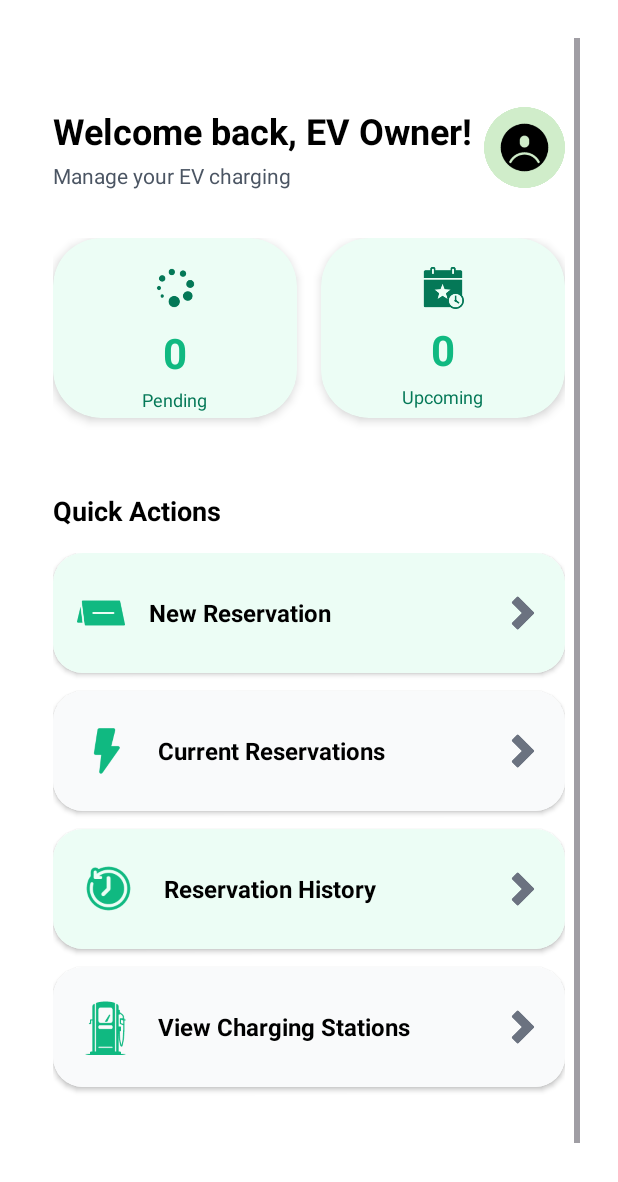
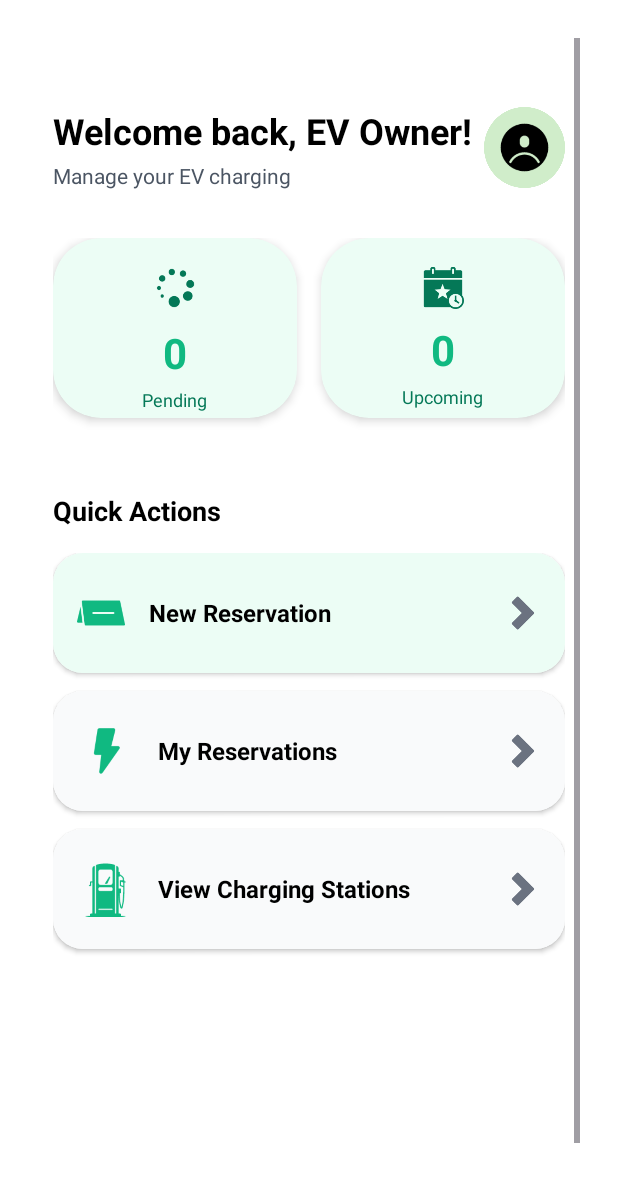
Before and after one commit to Sachintha-Dinuranga/VoltReserve-mobile, an Android app: the DashboardActivity screen opened directly, with no data from a screen before it, on a phone screen of 412 x 824 dp. Shown: the top 1182 px of the screen. Run offline under Robolectric (Android 15) with nearby library versions, the phone set to English and light mode, and no system bars; network calls fail.

Commit message:
dashboard fixes

```diff
--- a/app/src/main/java/com/example/voltreserve/DashboardActivity.kt
+++ b/app/src/main/java/com/example/voltreserve/DashboardActivity.kt
@@ -21,15 +21,15 @@ class DashboardActivity : AppCompatActivity() {
         binding.tvWelcome.text = "Welcome back, EV Owner!"
 
         // Click listeners for tiles
-        binding.tileNewReservation.setOnClickListener {
+        binding.tileProfile.setOnClickListener {
             startActivity(Intent(this, OwnerProfileActivity::class.java))
         }
 
-        binding.tileCurrentReservations.setOnClickListener {
+        binding.tileNewReservation.setOnClickListener {
             startActivity(Intent(this, ReservationActivity::class.java))
         }
 
-        binding.tileReservationHistory.setOnClickListener {
+        binding.tileMyReservations.setOnClickListener {
             startActivity(Intent(this, ReservationListActivity::class.java))
         }
 
--- a/app/src/main/java/com/example/voltreserve/client/RetrofitClient.kt
+++ b/app/src/main/java/com/example/voltreserve/client/RetrofitClient.kt
@@ -9,7 +9,7 @@ import retrofit2.Retrofit
 import retrofit2.converter.gson.GsonConverterFactory
 
 object  RetrofitClient {
-    private const val BASE_URL = "http://192.168.8.135:5029/"
+    private const val BASE_URL = "http://192.168.156.199:5029/"
 
     // Public instance (for login/register, no token needed)
     val instance: OwnerApiService by lazy {
--- a/app/src/main/res/layout/activity_dashboard.xml
+++ b/app/src/main/res/layout/activity_dashboard.xml
@@ -48,7 +48,7 @@
             </LinearLayout>
 
             <ImageView
-                android:id="@+id/tileNewReservation"
+                android:id="@+id/tileProfile"
                 android:layout_width="54dp"
                 android:layout_height="54dp"
                 android:background="@drawable/profile_bg"
@@ -178,6 +178,7 @@
                 app:cardElevation="2dp">
 
                 <LinearLayout
+                    android:id="@+id/tileNewReservation"
                     android:layout_width="match_parent"
                     android:layout_height="match_parent"
                     android:background="@color/green_50"
@@ -219,6 +220,7 @@
                 app:cardElevation="2dp">
 
                 <LinearLayout
+                    android:id="@+id/tileMyReservations"
                     android:layout_width="match_parent"
                     android:layout_height="match_parent"
                     android:background="@color/gray_50"
@@ -237,48 +239,7 @@
                         android:layout_width="0dp"
                         android:layout_height="wrap_content"
                         android:layout_weight="1"
-                        android:text="Current Reservations"
-                        android:textColor="@color/black"
-                        android:textSize="16sp"
-                        android:textStyle="bold" />
-
-                    <ImageView
-                        android:layout_width="24dp"
-                        android:layout_height="24dp"
-                        android:src="@drawable/right_side"
-                        app:tint="@color/gray_500" />
-                </LinearLayout>
-            </androidx.cardview.widget.CardView>
-
-            <!-- Reservation History -->
-            <androidx.cardview.widget.CardView
-                android:layout_width="match_parent"
-                android:layout_height="80dp"
-                android:layout_marginBottom="12dp"
-                android:foreground="?selectableItemBackground"
-                app:cardCornerRadius="20dp"
-                app:cardElevation="2dp">
-
-                <LinearLayout
-                    android:layout_width="match_parent"
-                    android:layout_height="match_parent"
-                    android:background="@color/green_50"
-                    android:gravity="center_vertical"
-                    android:orientation="horizontal"
-                    android:padding="16dp">
-
-                    <ImageView
-                        android:layout_width="42dp"
-                        android:layout_height="42dp"
-                        android:layout_marginEnd="16dp"
-                        android:src="@drawable/history"
-                        app:tint="@color/green_500" />
-
-                    <TextView
-                        android:layout_width="0dp"
-                        android:layout_height="wrap_content"
-                        android:layout_weight="1"
-                        android:text="Reservation History"
+                        android:text="My Reservations"
                         android:textColor="@color/black"
                         android:textSize="16sp"
                         android:textStyle="bold" />
--- a/app/src/main/res/xml/network_security_config.xml
+++ b/app/src/main/res/xml/network_security_config.xml
@@ -1,6 +1,6 @@
 <?xml version="1.0" encoding="utf-8"?>
 <network-security-config>
     <domain-config cleartextTrafficPermitted="true">
-        <domain includeSubdomains="true">192.168.8.135</domain>
+        <domain includeSubdomains="true">192.168.156.199</domain>
     </domain-config>
 </network-security-config>
```
